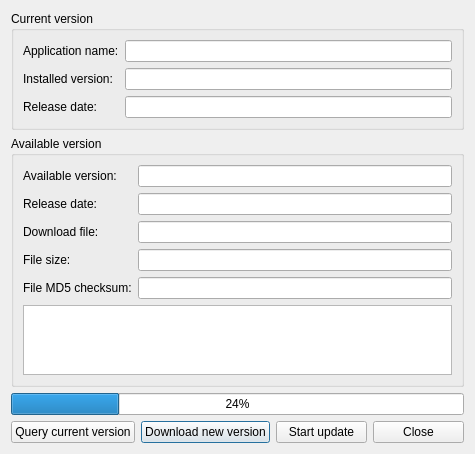
This is src-app/ui/update.ui in dsaiko/qwatch as Qt 5 draws it before an edit. The edited form follows.
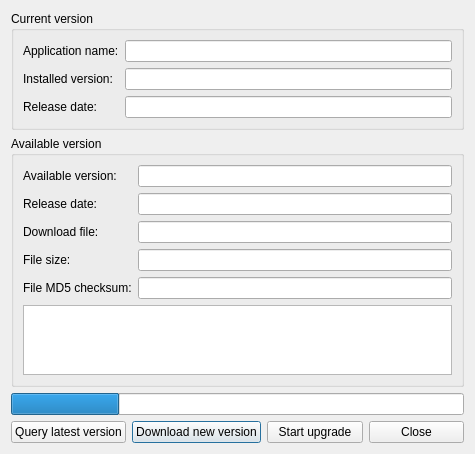
This is the edited form.

Commit message: Query upgrade

```diff
--- a/src-app/ui/update.ui
+++ b/src-app/ui/update.ui
@@ -26,7 +26,7 @@
      <item row="5" column="2">
       <widget class="QPushButton" name="btnInstall">
        <property name="text">
-        <string>Start update</string>
+        <string>Start upgrade</string>
        </property>
       </widget>
      </item>
@@ -180,12 +180,15 @@
        <property name="value">
         <number>24</number>
        </property>
+       <property name="textVisible">
+        <bool>false</bool>
+       </property>
       </widget>
      </item>
      <item row="5" column="0">
       <widget class="QPushButton" name="btnQuery">
        <property name="text">
-        <string>Query current version</string>
+        <string>Query latest version</string>
        </property>
       </widget>
      </item>
```
Left out of the diff: 2 changed lines with no effect on the pictures. The commit also changes 8 other files.
